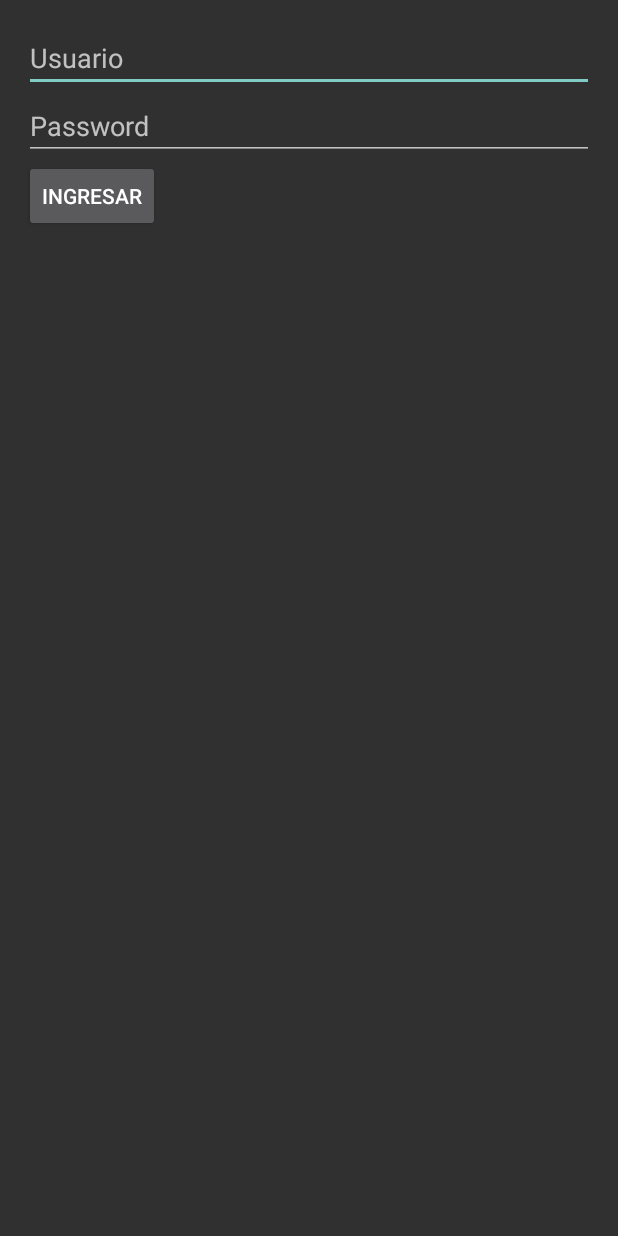
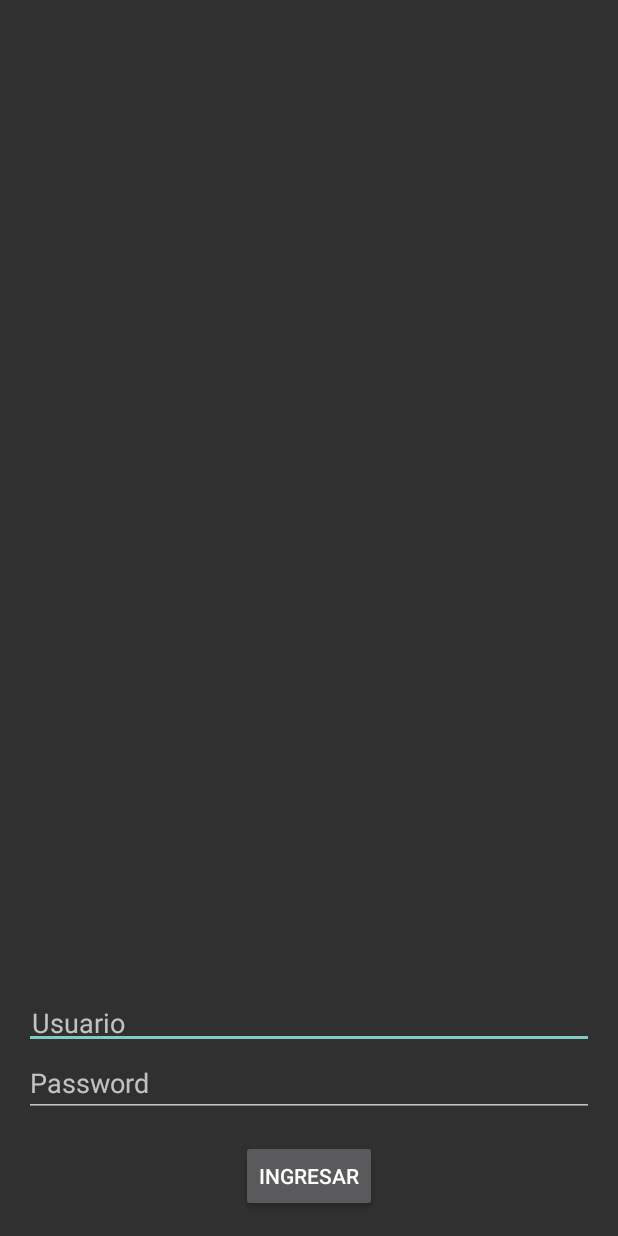
Before and after one commit to ids-mhernandezm/DyT, an Android app: the LoginDelegate screen opened directly, with no data from a screen before it, on a phone screen of 412 x 824 dp. Run offline under Robolectric (Android 15) with nearby library versions, the phone set to English and light mode, and no system bars.

Commit message:
Se alinean items de la pantalla de login

```diff
--- a/DyT/app/src/main/java/com/bancomer/dyt/delegates/LoginDelegate.java
+++ b/DyT/app/src/main/java/com/bancomer/dyt/delegates/LoginDelegate.java
@@ -74,8 +74,6 @@ public class LoginDelegate extends AppCompatActivity {
             focusView = mPasswordView;
             cancel = true;
         }
-
-        // Check for a valid email address.
         if (TextUtils.isEmpty(user)) {
             mUserView.setError("El campo es requerido");
             focusView = mUserView;
--- a/DyT/app/src/main/res/layout/activity_login_delegate.xml
+++ b/DyT/app/src/main/res/layout/activity_login_delegate.xml
@@ -8,8 +8,8 @@
     android:paddingLeft="@dimen/activity_horizontal_margin"
     android:paddingRight="@dimen/activity_horizontal_margin"
     android:paddingTop="@dimen/activity_vertical_margin"
-    android:orientation="vertical"
-    tools:context="com.bancomer.dyt.delegates.LoginDelegate">
+    tools:context="com.bancomer.dyt.delegates.LoginDelegate"
+    android:orientation="vertical">
 
     <ProgressBar
         android:id="@+id/login_progress"
@@ -17,6 +17,7 @@
         android:layout_width="wrap_content"
         android:layout_height="wrap_content"
         android:layout_marginBottom="8dp"
+        android:layout_gravity="center"
         android:visibility="gone" />
 
     <ScrollView
@@ -26,7 +27,9 @@
         <LinearLayout
             android:layout_width="match_parent"
             android:layout_height="match_parent"
-            android:orientation="vertical">
+            android:orientation="vertical"
+            android:layout_gravity="bottom">
+
 
             <EditText
                 android:layout_width="match_parent"
@@ -35,7 +38,8 @@
                 android:hint="Usuario"
                 android:maxLines="1"
                 android:ems="10"
-                android:id="@+id/user" />
+                android:id="@+id/user"
+                android:padding="5dp" />
 
             <EditText
                 android:layout_width="match_parent"
@@ -50,6 +54,8 @@
                 android:text="Ingresar"
                 android:layout_width="wrap_content"
                 android:layout_height="wrap_content"
+                android:layout_gravity="center_horizontal"
+                android:layout_marginTop="15dp"
                 android:id="@+id/iniciarSesion" />
 
         </LinearLayout>
```
Also changed, not shown: DyT/app/src/main/res/drawable/splash.jpg (deleted), DyT/app/src/main/res/drawable/splash.png (added).
